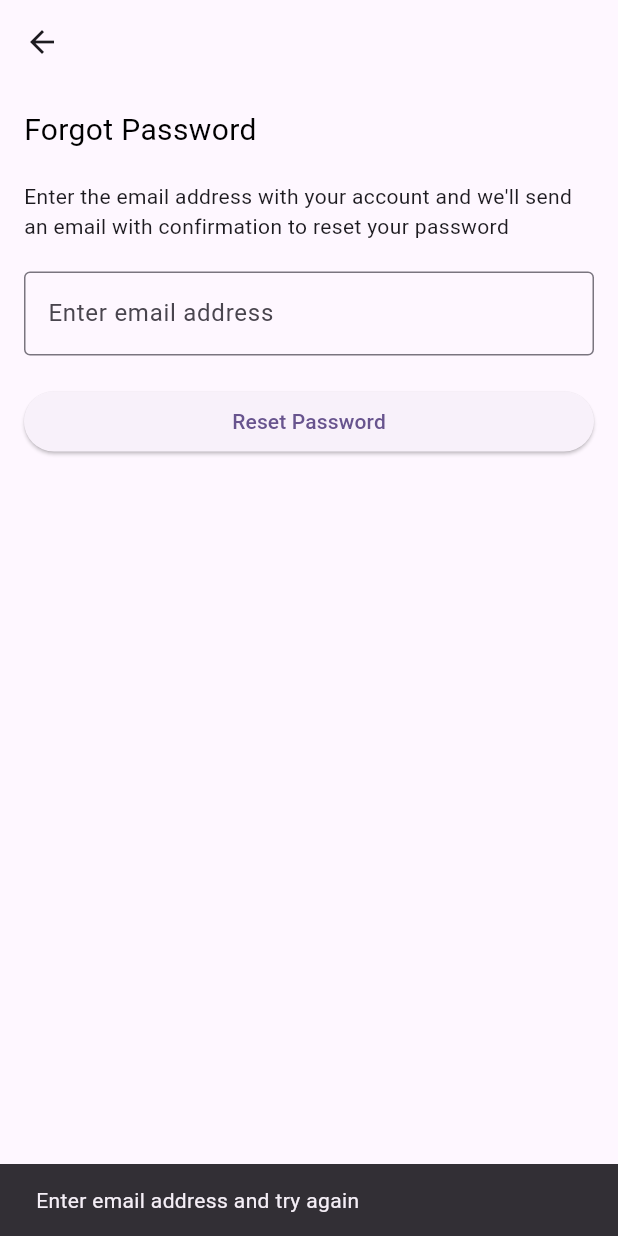
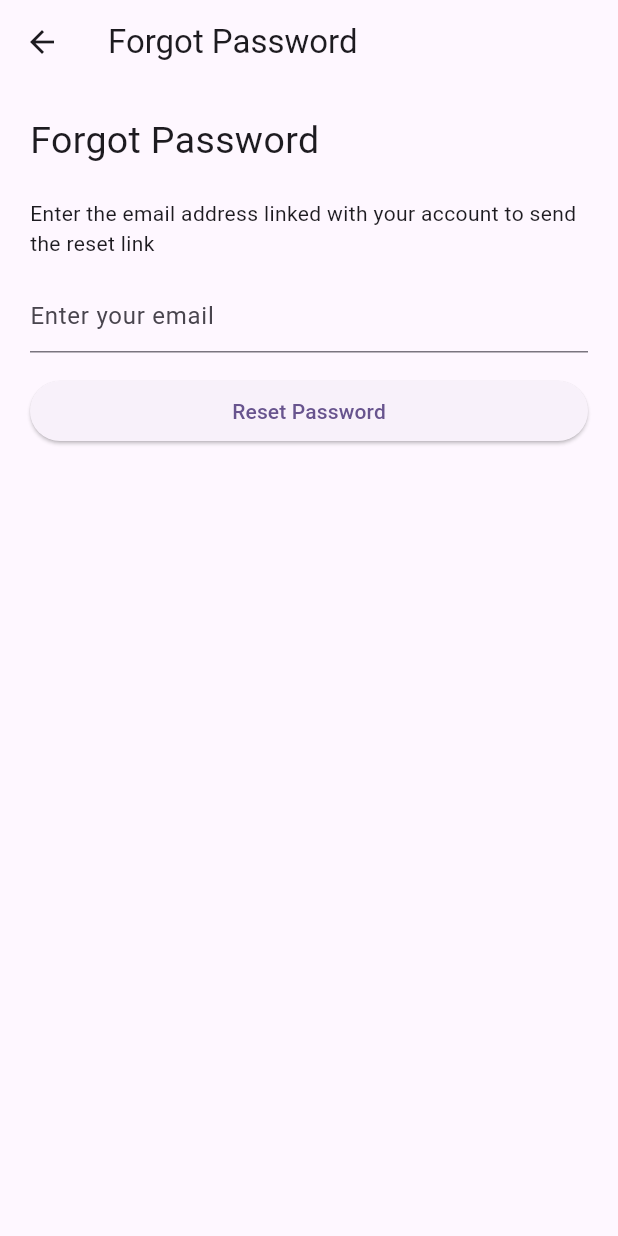
Before and after one commit to sanamdongol/Elective_Application, a Flutter app: the ForgotPasswordPage screen opened directly, after a tap on "Reset Password", on a phone screen of 412 x 824 dp. Run offline on Flutter 3.47's test engine with Material 3 defaults, Android fonts, the phone set to English and light mode, and no system bars.

Commit message:
Forgot password code

```diff
--- a/lib/forgot_password.dart
+++ b/lib/forgot_password.dart
@@ -8,7 +8,7 @@ class ForgotPasswordPage extends StatefulWidget {
 }
 
 class _ForgotPasswordPageState extends State<ForgotPasswordPage> {
-  TextEditingController controller = new TextEditingController();
+  TextEditingController txtController = TextEditingController();
 
   @override
   Widget build(BuildContext context) {
@@ -20,33 +20,36 @@ class _ForgotPasswordPageState extends State<ForgotPasswordPage> {
           },
           icon: Icon(Icons.arrow_back),
         ),
+        title: Text('Forgot Password'),
+        centerTitle: false,
       ),
       body: Padding(
-        padding: const EdgeInsets.all(16.0),
+        padding: const EdgeInsets.all(20.0),
         child: Column(
           crossAxisAlignment: CrossAxisAlignment.stretch,
           children: [
             Text(
               'Forgot Password',
-              style: TextStyle(color: Colors.black, fontSize: 20.0),
+              style: TextStyle(fontSize: 25.0),
             ),
-            SizedBox(height: 20),
+            SizedBox(height: 20.0),
             Text(
-                "Enter the email address with your account and we'll send an email with confirmation to reset your password"),
-            SizedBox(height: 20),
+                'Enter the email address linked with your account to send the reset link'),
+            SizedBox(height: 15.0),
             TextField(
-              controller: controller,
-              decoration: InputDecoration(
-                hintText: 'Enter email address',
-                border: OutlineInputBorder(),
-              ),
+              controller: txtController,
+              decoration: InputDecoration(hintText: 'Enter your email'),
             ),
-            SizedBox(height: 20),
+            SizedBox(height: 15.0),
             ElevatedButton(
               onPressed: () {
-                validatePassword();
+                var result = txtController.text;
+
+
+
+                print(result);
               },
-              child: Text("Reset Password"),
+              child: Text('Reset Password'),
             ),
           ],
         ),
@@ -54,14 +57,14 @@ class _ForgotPasswordPageState extends State<ForgotPasswordPage> {
     );
   }
 
-  void validatePassword() {
-    if (!controller.text.isEmpty) {
-    } else {
-      ScaffoldMessenger.of(context).showSnackBar(
-        SnackBar(
-          content: Text('Enter email address and try again'),
-        ),
-      );
-    }
-  }
+  // void validatePassword() {
+  //   if (!controller.text.isEmpty) {
+  //   } else {
+  //     ScaffoldMessenger.of(context).showSnackBar(
+  //       SnackBar(
+  //         content: Text('Enter email address and try again'),
+  //       ),
+  //     );
+  //   }
+  // }
 }
```
